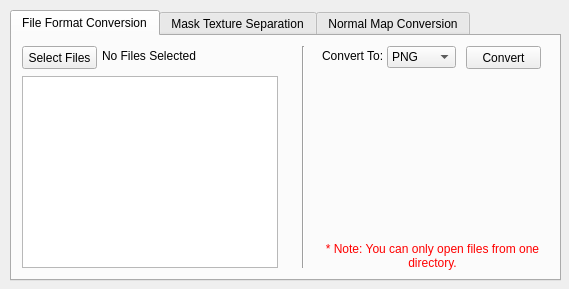
First picture: the form in assets/pyqt/MainUI.ui, repository barelyaiden/fortnite-texture-tools, before the edit.
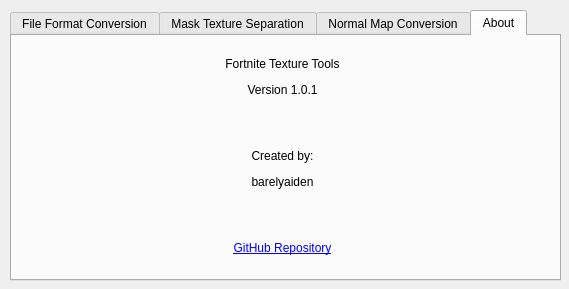
Second picture: the form after the edit. The open tabs and pages were chosen to show the change.

```diff
--- a/assets/pyqt/MainUI.ui
+++ b/assets/pyqt/MainUI.ui
@@ -46,7 +46,7 @@
      <widget class="QTextBrowser" name="textBrowser">
       <property name="geometry">
        <rect>
-        <x>10</x>
+        <x>11</x>
         <y>40</y>
         <width>256</width>
         <height>192</height>
@@ -461,6 +461,33 @@
       </property>
      </widget>
     </widget>
+    <widget class="QWidget" name="tab">
+     <attribute name="title">
+      <string>About</string>
+     </attribute>
+     <widget class="QLabel" name="label_12">
+      <property name="geometry">
+       <rect>
+        <x>10</x>
+        <y>10</y>
+        <width>521</width>
+        <height>221</height>
+       </rect>
+      </property>
+      <property name="text">
+       <string>&lt;html&gt;&lt;head/&gt;&lt;body&gt;&lt;p&gt;Fortnite Texture Tools&lt;/p&gt;&lt;p&gt;Version 1.0.1&lt;/p&gt;&lt;p&gt;&lt;br/&gt;&lt;/p&gt;&lt;p&gt;Created by:&lt;/p&gt;&lt;p&gt;barelyaiden&lt;/p&gt;&lt;p&gt;&lt;br/&gt;&lt;/p&gt;&lt;p&gt;&lt;a href=&quot;https://github.com/barelyaiden/fortnite-texture-tools&quot;&gt;&lt;span style=&quot; text-decoration: underline; color:#0000ff;&quot;&gt;GitHub Repository&lt;/span&gt;&lt;/a&gt;&lt;/p&gt;&lt;/body&gt;&lt;/html&gt;</string>
+      </property>
+      <property name="alignment">
+       <set>Qt::AlignCenter</set>
+      </property>
+      <property name="margin">
+       <number>0</number>
+      </property>
+      <property name="openExternalLinks">
+       <bool>true</bool>
+      </property>
+     </widget>
+    </widget>
    </widget>
   </widget>
  </widget>
```
Left out of the diff: 4 changed lines with no effect on the pictures.
